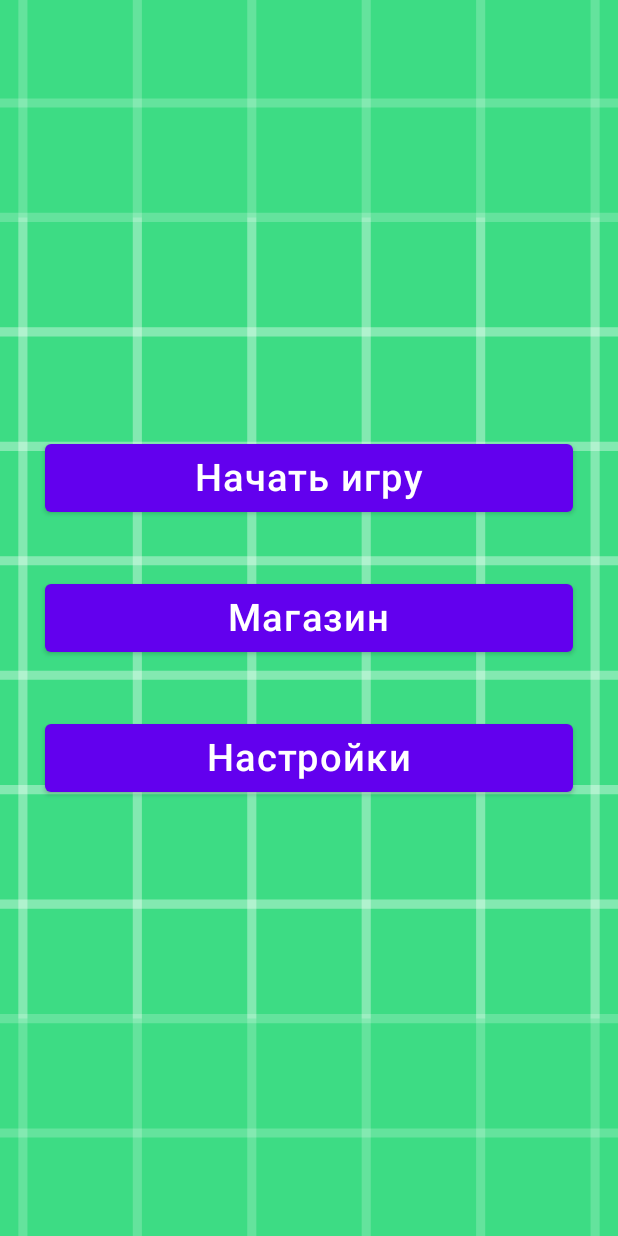
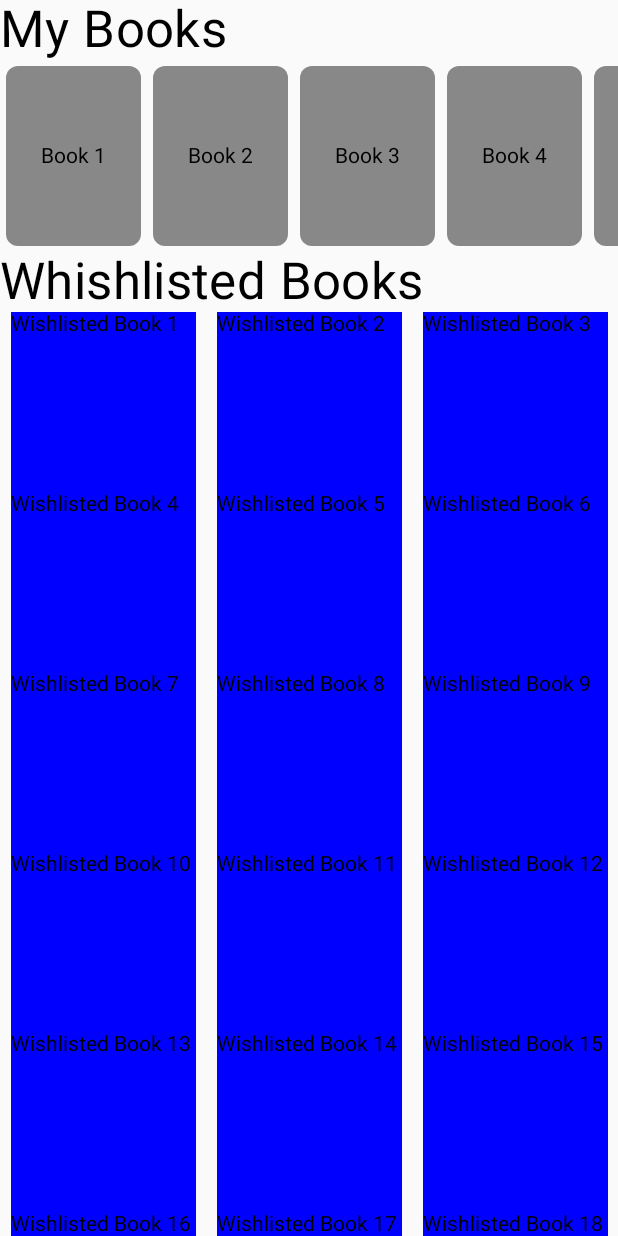
Before and after one commit to AndrewLiis/WhackAMoleKLGTU, an Android app built with Jetpack Compose: the MenuScreen screen opened through its navigation route, after a tap on "Начать игру", on a phone screen of 412 x 824 dp. Run offline under Robolectric (Android 15) with nearby library versions, the phone set to English and light mode, and no system bars; our stand-ins replace accompanist.

Commit message:
add game screen

```diff
--- a/app/build.gradle
+++ b/app/build.gradle
@@ -47,7 +47,7 @@ android {
 }
 
 dependencies {
-
+    implementation "com.google.accompanist:accompanist-flowlayout:0.20.0"
     implementation("androidx.navigation:navigation-compose:2.5.2")
     implementation 'androidx.core:core-ktx:1.7.0'
     implementation 'androidx.lifecycle:lifecycle-runtime-ktx:2.3.1'
--- a/app/src/main/java/com/team/whackamole/ui/Route.kt
+++ b/app/src/main/java/com/team/whackamole/ui/Route.kt
@@ -3,4 +3,5 @@ package com.team.whackamole.ui
 sealed class Route(val path: String) {
     object MenuScreenRoute : Route("menu_screen_route/")
     object SplashScreenRoute : Route("splash_screen_route/")
+    object GameScreen : Route("game_screen_route/")
 }
--- a/app/src/main/java/com/team/whackamole/ui/navigation/NavigationController.kt
+++ b/app/src/main/java/com/team/whackamole/ui/navigation/NavigationController.kt
@@ -5,6 +5,7 @@ import androidx.navigation.compose.NavHost
 import androidx.navigation.compose.composable
 import androidx.navigation.compose.rememberNavController
 import com.team.whackamole.ui.Route
+import com.team.whackamole.ui.screens.GameScreen
 import com.team.whackamole.ui.screens.MenuScreen
 import com.team.whackamole.ui.screens.SplashScreen
 
@@ -18,5 +19,8 @@ fun NavigationController() {
         composable(route = Route.MenuScreenRoute.path) {
             MenuScreen(navController = navController)
         }
+        composable(route = Route.GameScreen.path) {
+            GameScreen(navController = navController)
+        }
     }
 }
--- /dev/null
+++ b/app/src/main/java/com/team/whackamole/ui/screens/GameScreen.kt
@@ -0,0 +1,87 @@
+package com.team.whackamole.ui.screens
+
+import android.util.Log
+import android.widget.Toast
+import androidx.compose.foundation.*
+import androidx.compose.foundation.layout.*
+import androidx.compose.foundation.lazy.*
+import androidx.compose.foundation.shape.RoundedCornerShape
+import androidx.compose.material.*
+import androidx.compose.material.icons.Icons
+import androidx.compose.material.icons.filled.ShoppingCart
+import androidx.compose.runtime.Composable
+import androidx.compose.ui.Alignment
+import androidx.compose.ui.Modifier
+import androidx.compose.ui.graphics.Color
+import androidx.compose.ui.graphics.painter.Painter
+import androidx.compose.ui.res.painterResource
+import androidx.compose.ui.res.stringResource
+import androidx.compose.ui.text.style.TextAlign
+import androidx.compose.ui.unit.dp
+import androidx.navigation.NavController
+import com.google.accompanist.flowlayout.FlowColumn
+import com.google.accompanist.flowlayout.FlowMainAxisAlignment
+import com.google.accompanist.flowlayout.FlowRow
+import com.google.accompanist.flowlayout.SizeMode
+import com.team.whackamole.R
+import org.intellij.lang.annotations.JdkConstants.FlowLayoutAlignment
+
+@Composable
+fun GameScreen(navController: NavController) {
+    NestedScrollScreen()
+}
+
+
+@Composable
+fun NestedScrollScreen() {
+    val books = (1..10).map { "Book $it" }.toList()
+    val wishlisted = (1..500).map { "Wishlisted Book $it" }
+    LazyColumn(
+        modifier = Modifier.fillMaxSize(),
+    ) {
+        // Верхний горизонтальный скролл
+        item {
+            Column(modifier = Modifier.fillMaxWidth()) {
+                Text("My Books", style = MaterialTheme.typography.h4)
+                LazyRow(
+                    modifier = Modifier
+                        .fillMaxWidth()
+                ) {
+                    items(books) { item ->
+                        Box(
+                            modifier = Modifier
+                                .padding(4.dp)
+                                .height(120.dp)
+                                .width(90.dp)
+                                .background(color = Color.Gray, shape = RoundedCornerShape(8.dp))
+                        ) {
+                            Text(item, modifier = Modifier.align(Alignment.Center))
+                        }
+                    }
+                }
+            }
+
+        }
+        item {
+            Text("Whishlisted Books", style = MaterialTheme.typography.h4)
+        }
+        // Нижний вертикальный скролл
+        items(wishlisted.windowed(3,3,false)) { sublist ->
+            //Непонятно лагает ли скролл из-за Arrangement
+            Row( horizontalArrangement = Arrangement.SpaceAround,
+                modifier = Modifier.fillMaxSize()
+            ) {
+                sublist.forEach { item ->
+                    Text(
+                        item, modifier = Modifier
+                            .height(120.dp)
+                            .background(Color.Blue)
+                            .fillParentMaxWidth(.30f)
+                            .clickable(onClick = { Log.d("BTN", item) })
+                    )
+                }
+            }
+        }
+        item { Text(text = "Привет из джекпак компоуза") }
+    }
+}
--- a/app/src/main/java/com/team/whackamole/ui/screens/MenuScreen.kt
+++ b/app/src/main/java/com/team/whackamole/ui/screens/MenuScreen.kt
@@ -14,6 +14,7 @@ import androidx.compose.ui.unit.dp
 import androidx.compose.ui.unit.sp
 import androidx.navigation.NavController
 import com.team.whackamole.R
+import com.team.whackamole.ui.Route
 
 
 @Composable
@@ -24,12 +25,12 @@ fun MenuScreen(navController: NavController) {
         modifier = Modifier
             .fillMaxSize()
             .paint(
-                painterResource(id = R.drawable.ic_launcher_background),
+                painterResource(id = R.drawable.background_forest),
                 contentScale = ContentScale.Crop
             )
     ) {
         Button(onClick = {
-            //Navigation on game screen
+            navController.navigate(Route.GameScreen.path)
         }, modifier = Modifier.padding(30.dp).fillMaxWidth()
         ) {
             Text("Начать игру", fontSize = 25.sp)
--- a/app/src/main/java/com/team/whackamole/ui/screens/SplashScreen.kt
+++ b/app/src/main/java/com/team/whackamole/ui/screens/SplashScreen.kt
@@ -28,7 +28,7 @@ fun SplashScreen(navController: NavController) {
         horizontalAlignment = Alignment.CenterHorizontally,
         modifier = Modifier
             .fillMaxSize()
-            .paint(painterResource(id = R.drawable.ic_launcher_background), contentScale = ContentScale.Crop)
+            .paint(painterResource(id = R.drawable.background_forest), contentScale = ContentScale.Crop)
 
     ) {
         Button(onClick = {
```
Also changed, not shown: app/src/main/res/drawable/background_forest.png (added).
